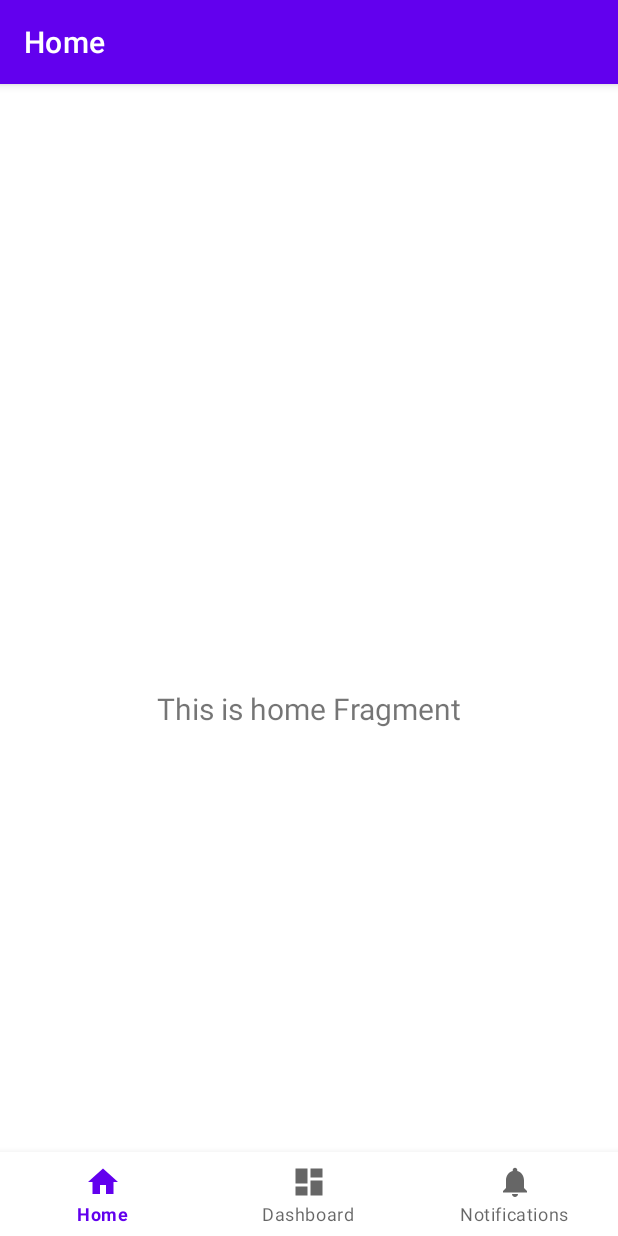
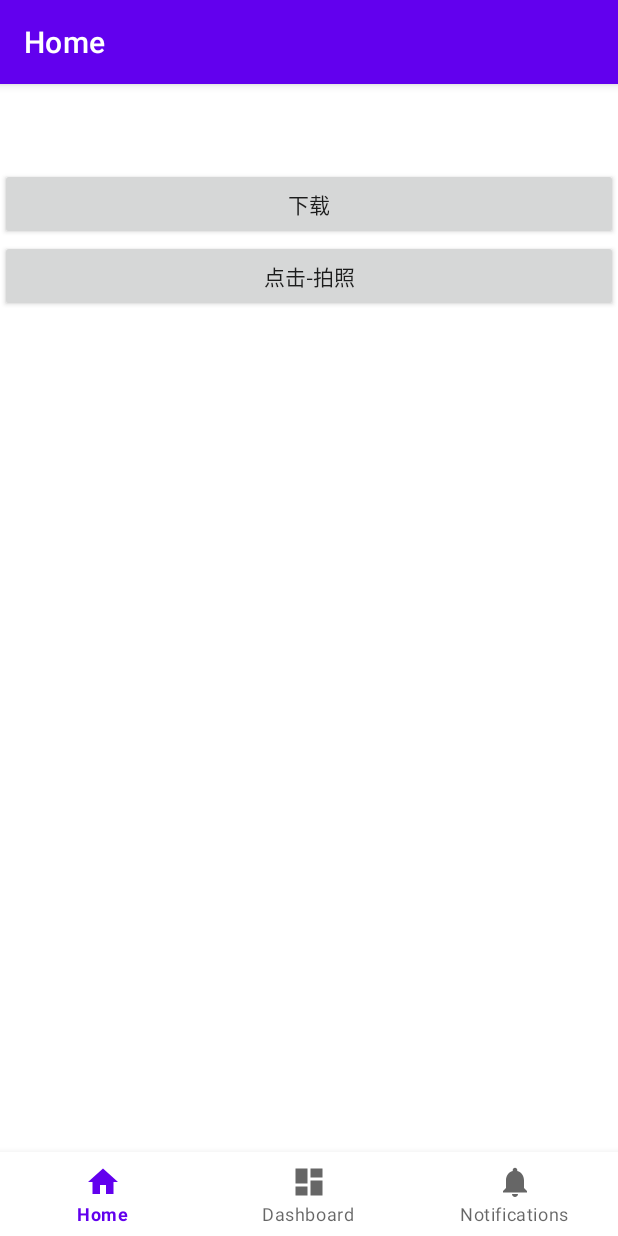
Before and after one commit to codeLeejj/Demos, an Android app: the screen it shows after launch (MainActivity), on a phone screen of 412 x 824 dp. Run offline under Robolectric (Android 15) with nearby library versions, the phone set to English and light mode, and no system bars; our stand-ins replace navigation-ui.

Commit message:
拍照测试

```diff
--- a/app/build.gradle
+++ b/app/build.gradle
@@ -7,7 +7,7 @@ android {
     compileSdkVersion 30
 
     defaultConfig {
-        applicationId "com.annismydemos"
+        applicationId "com.annis.mydemos"
         minSdkVersion 19
         targetSdkVersion 30
         versionCode 1
--- a/app/src/main/res/layout/fragment_home.xml
+++ b/app/src/main/res/layout/fragment_home.xml
@@ -6,17 +6,21 @@
     android:layout_height="match_parent"
     tools:context=".ui.home.HomeFragment">
 
-    <TextView
-        android:id="@+id/text_home"
+    <androidx.appcompat.widget.LinearLayoutCompat
         android:layout_width="match_parent"
-        android:layout_height="wrap_content"
-        android:layout_marginStart="8dp"
-        android:layout_marginTop="8dp"
-        android:layout_marginEnd="8dp"
-        android:textAlignment="center"
-        android:textSize="20sp"
-        app:layout_constraintBottom_toBottomOf="parent"
-        app:layout_constraintEnd_toEndOf="parent"
-        app:layout_constraintStart_toStartOf="parent"
-        app:layout_constraintTop_toTopOf="parent" />
+        android:layout_height="match_parent"
+        android:orientation="vertical">
+
+        <androidx.appcompat.widget.AppCompatButton
+            android:id="@+id/abtDownload"
+            android:layout_width="match_parent"
+            android:layout_height="wrap_content"
+            android:text="下载" />
+
+        <androidx.appcompat.widget.AppCompatButton
+            android:id="@+id/abtCamera"
+            android:layout_width="match_parent"
+            android:layout_height="wrap_content"
+            android:text="拍照" />
+    </androidx.appcompat.widget.LinearLayoutCompat>
 </androidx.constraintlayout.widget.ConstraintLayout>
--- a/build.gradle
+++ b/build.gradle
@@ -6,7 +6,7 @@ buildscript {
         jcenter()
     }
     dependencies {
-        classpath "com.android.tools.build:gradle:4.2.0-beta04"
+        classpath 'com.android.tools.build:gradle:7.0.0-alpha12'
         classpath "org.jetbrains.kotlin:kotlin-gradle-plugin:$kotlin_version"
 
         // NOTE: Do not place your application dependencies here; they belong
```
Also changed, not shown: app/src/main/AndroidManifest.xml (+18 -0 lines), app/src/main/java/com/annis/mydemos/MainActivity.kt (+12 -1 lines), app/src/main/java/com/annis/mydemos/ui/home/HomeFragment.kt (+135 -10 lines), app/src/main/res/xml/file_paths.xml (added, +12 -0 lines), gradle/wrapper/gradle-wrapper.properties, 1 other file.
